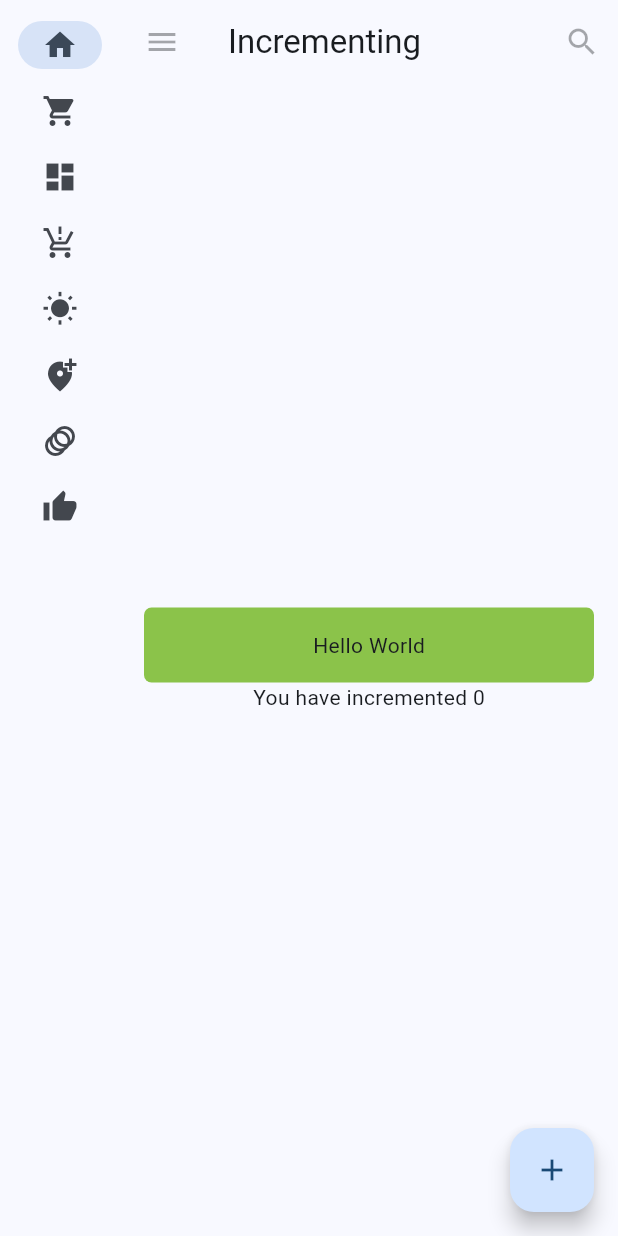
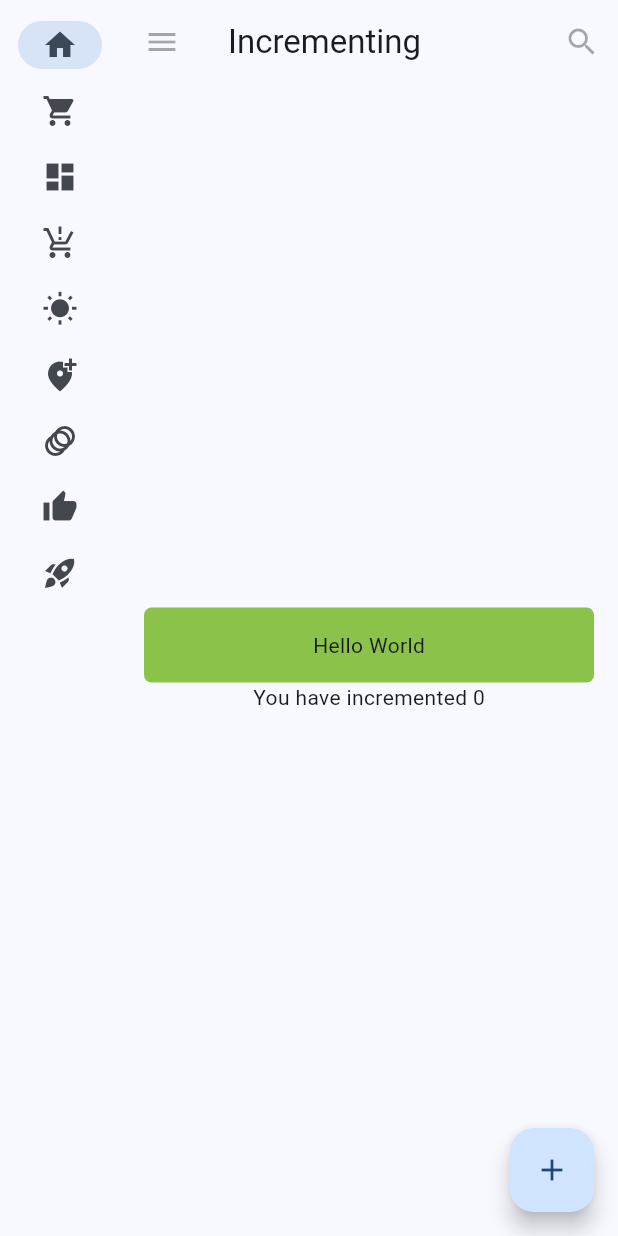
Before and after one commit to aleku399/flutter_tutorials, a Flutter app: the screen it shows after launch, on a phone screen of 412 x 824 dp. Run offline on Flutter 3.47's test engine with Material 3 defaults, Android fonts, the phone set to English and light mode, and no system bars.

```diff
--- a/lib/main.dart
+++ b/lib/main.dart
@@ -7,6 +7,7 @@ import 'package:flutter_tutorials/Horizon.dart';
 import 'package:flutter_tutorials/Parallax.dart';
 import 'AnimationContainer.dart';
 import 'Refresh.dart';
+import 'Clock.dart';
 
 void main() {
   runApp(const MyApp());
@@ -71,6 +72,9 @@ class _MyHomePage extends State<MyHomePage>{
       case 7:
         page = TodoApp();
         break;
+      case 8:
+        page = Clock();
+        break;
       default:
         throw  UnimplementedError("No widget selected for $selectedIndex");
     }
@@ -113,7 +117,11 @@ class _MyHomePage extends State<MyHomePage>{
                 NavigationRailDestination(
                   icon: Icon(Icons.thumb_up),
                   label: Text("Refresh"),
-                )
+                ),
+                NavigationRailDestination(
+                  icon: Icon(Icons.rocket_launch),
+                  label: Text("Clock"),
+                ),
               ],
               selectedIndex: selectedIndex,
               onDestinationSelected: (value) {
--- a/pubspec.yaml
+++ b/pubspec.yaml
@@ -35,6 +35,7 @@ dependencies:
   # The following adds the Cupertino Icons font to your application.
   # Use with the CupertinoIcons class for iOS style icons.
   cupertino_icons: ^1.0.2
+  intl: ^0.17.0
 
 dev_dependencies:
   flutter_test:
```
Also changed, not shown: lib/Clock.dart (added, +73 -0 lines), pubspec.lock.
